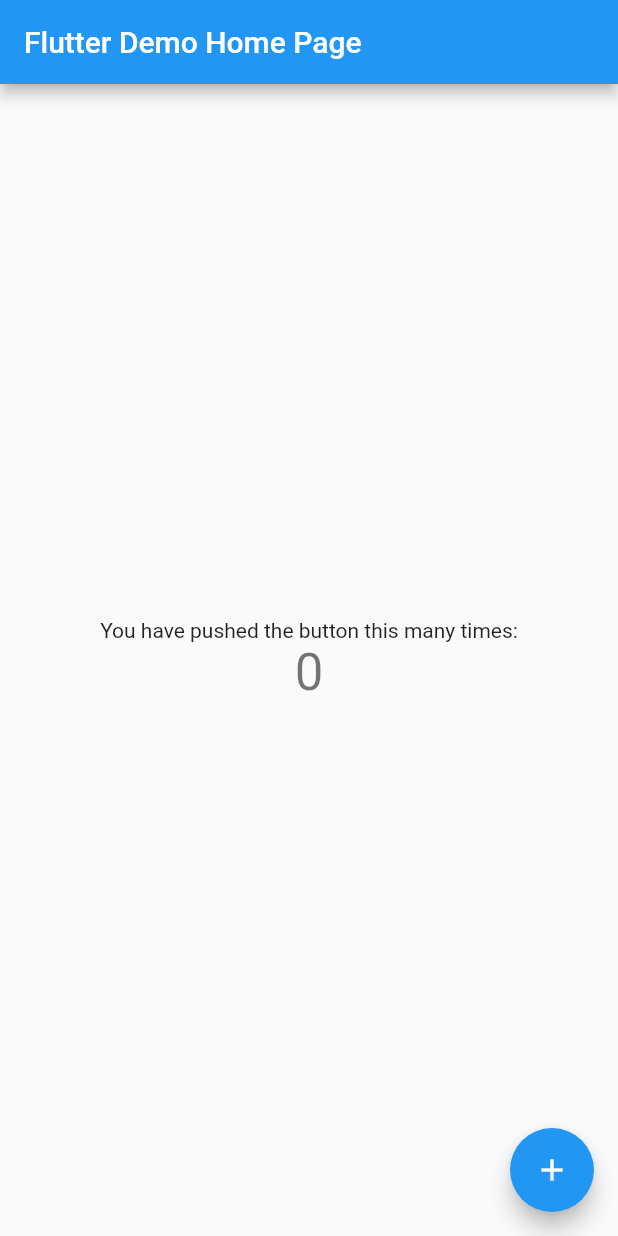
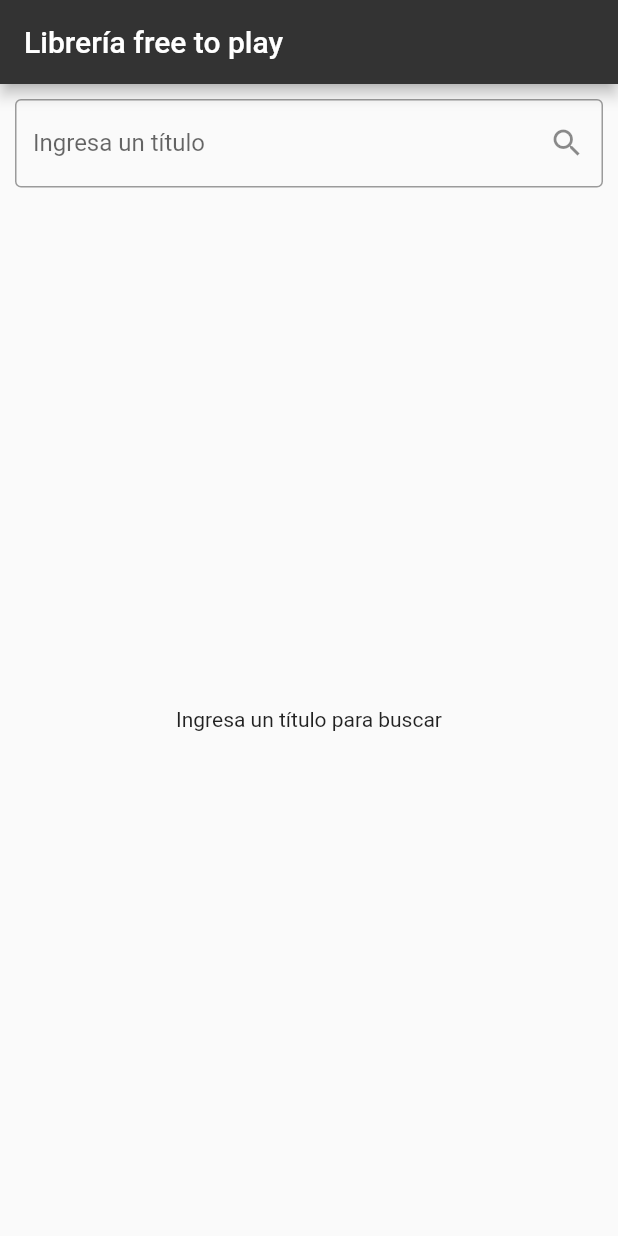
Before and after one commit to rodrigo-zamora/PDM-tarea3, a Flutter app: the screen it shows after launch, on a phone screen of 412 x 824 dp. Run offline on Flutter 3.47's test engine with Material 2 defaults, Android fonts, the phone set to English and light mode, and no system bars; our stand-ins replace bloc, flutter_bloc.

Commit message:
search books

```diff
--- /dev/null
+++ b/lib/home/book_bloc/book_event.dart
@@ -0,0 +1,17 @@
+// ignore_for_file: prefer_const_constructors_in_immutables, override_on_non_overriding_member
+
+part of 'book_bloc.dart';
+
+@immutable
+abstract class BookEvent {
+  const BookEvent();
+
+  @override
+  String get props => '';
+}
+
+class SearchBook extends BookEvent {
+  final String query;
+
+  SearchBook({required this.query});
+}
--- /dev/null
+++ b/lib/home/book_bloc/book_state.dart
@@ -0,0 +1,27 @@
+// ignore_for_file: override_on_non_overriding_member, prefer_const_constructors_in_immutables
+
+part of 'book_bloc.dart';
+
+@immutable
+abstract class BookState {
+  const BookState();
+
+  @override
+  String get props => '';
+}
+
+class BookInitial extends BookState {}
+
+class BookLoading extends BookState {}
+
+class BookLoaded extends BookState {
+  final List<dynamic> books;
+
+  BookLoaded({required this.books});
+}
+
+class BookError extends BookState {
+  final String message;
+
+  BookError({required this.message});
+}
--- /dev/null
+++ b/lib/home/home_page.dart
@@ -0,0 +1,110 @@
+// ignore_for_file: prefer_const_constructors, must_be_immutable, unused_field, non_constant_identifier_names, unused_element, avoid_print
+
+import 'package:book_repository/home/book_bloc/book_bloc.dart';
+import 'package:flutter/material.dart';
+import 'package:flutter_bloc/flutter_bloc.dart';
+
+class HomePage extends StatelessWidget {
+  HomePage({super.key});
+
+  final _searchController = TextEditingController();
+
+  @override
+  Widget build(BuildContext context) {
+    return Scaffold(
+      appBar: AppBar(
+        title: Text('Librería free to play'),
+      ),
+      body: Column(
+        children: [
+          Container(
+            padding: EdgeInsets.all(10),
+            child: TextField(
+              decoration: InputDecoration(
+                border: OutlineInputBorder(),
+                labelText: 'Ingresa un título',
+                suffixIcon: IconButton(
+                  icon: Icon(Icons.search),
+                  onPressed: () {
+                    BlocProvider.of<BookBloc>(context)
+                        .add(SearchBook(query: _searchController.text));
+
+                    // Hide keyboard
+                    FocusScope.of(context).unfocus();
+                  },
+                ),
+              ),
+              controller: _searchController,
+            ),
+          ),
+          _buildBookList(),
+        ],
+      ),
+    );
+  }
+
+  BlocConsumer<BookBloc, BookState> _buildBookList() {
+    return BlocConsumer<BookBloc, BookState>(
+      listener: (context, BookState state) {
+        switch (state.runtimeType) {
+          case BookError:
+            ScaffoldMessenger.of(context).showSnackBar(
+              SnackBar(
+                content: Text((state as BookError).message),
+              ),
+            );
+            break;
+        }
+      },
+      builder: (context, state) {
+        switch (state.runtimeType) {
+          case BookInitial:
+            return Expanded(
+              child: Center(
+                child: Text('Ingresa un título para buscar'),
+              ),
+            );
+          case BookLoading:
+            return Expanded(
+              child: Center(
+                child: CircularProgressIndicator(),
+              ),
+            );
+          case BookLoaded:
+            final books = (state as BookLoaded).books;
+            return Expanded(
+              child: GridView.count(
+                padding: EdgeInsets.all(10),
+                crossAxisCount: 2,
+                children: List.generate(books.length, (index) {
+                  return GestureDetector(
+                    onTap: () {
+                      Navigator.pushNamed(context, '/book_details',
+                          arguments: books[index]);
+                    },
+                    child: Container(
+                      padding: EdgeInsets.all(10),
+                      child: Column(
+                        children: [
+                          Expanded(
+                            child: Image.network(books[index]['image']),
+                          ),
+                          Text(books[index]['title']),
+                        ],
+                      ),
+                    ),
+                  );
+                }),
+              ),
+            );
+          default:
+            return Expanded(
+              child: Center(
+                child: Text('Ingresa un título para buscar'),
+              ),
+            );
+        }
+      },
+    );
+  }
+}
--- a/lib/main.dart
+++ b/lib/main.dart
@@ -1,115 +1,32 @@
+// ignore_for_file: prefer_const_constructors
+
+import 'package:book_repository/home/book_bloc/book_bloc.dart';
+import 'package:book_repository/home/home_page.dart';
 import 'package:flutter/material.dart';
+import 'package:flutter_bloc/flutter_bloc.dart';
 
-void main() {
-  runApp(const MyApp());
-}
+import 'home/book_details.dart';
+
+void main() => runApp(BlocProvider(
+      create: (context) => BookBloc(),
+      child: const MyApp(),
+    ));
 
 class MyApp extends StatelessWidget {
   const MyApp({super.key});
 
-  // This widget is the root of your application.
   @override
   Widget build(BuildContext context) {
     return MaterialApp(
-      title: 'Flutter Demo',
       theme: ThemeData(
-        // This is the theme of your application.
-        //
-        // Try running your application with "flutter run". You'll see the
-        // application has a blue toolbar. Then, without quitting the app, try
-        // changing the primarySwatch below to Colors.green and then invoke
-        // "hot reload" (press "r" in the console where you ran "flutter run",
-        // or simply save your changes to "hot reload" in a Flutter IDE).
-        // Notice that the counter didn't reset back to zero; the application
-        // is not restarted.
-        primarySwatch: Colors.blue,
+        colorScheme: ColorScheme.fromSwatch().copyWith(
+          primary: Color.fromARGB(255, 51, 51, 51),
+        ),
       ),
-      home: const MyHomePage(title: 'Flutter Demo Home Page'),
+      home: HomePage(),
+      routes: {
+        '/book_details': (context) => const BookDetails(),
+      },
     );
   }
 }
-
-class MyHomePage extends StatefulWidget {
-  const MyHomePage({super.key, required this.title});
-
-  // This widget is the home page of your application. It is stateful, meaning
-  // that it has a State object (defined below) that contains fields that affect
-  // how it looks.
-
-  // This class is the configuration for the state. It holds the values (in this
-  // case the title) provided by the parent (in this case the App widget) and
-  // used by the build method of the State. Fields in a Widget subclass are
-  // always marked "final".
-
-  final String title;
-
-  @override
-  State<MyHomePage> createState() => _MyHomePageState();
-}
-
-class _MyHomePageState extends State<MyHomePage> {
-  int _counter = 0;
-
-  void _incrementCounter() {
-    setState(() {
-      // This call to setState tells the Flutter framework that something has
-      // changed in this State, which causes it to rerun the build method below
-      // so that the display can reflect the updated values. If we changed
-      // _counter without calling setState(), then the build method would not be
-      // called again, and so nothing would appear to happen.
-      _counter++;
-    });
-  }
-
-  @override
-  Widget build(BuildContext context) {
-    // This method is rerun every time setState is called, for instance as done
-    // by the _incrementCounter method above.
-    //
-    // The Flutter framework has been optimized to make rerunning build methods
-    // fast, so that you can just rebuild anything that needs updating rather
-    // than having to individually change instances of widgets.
-    return Scaffold(
-      appBar: AppBar(
-        // Here we take the value from the MyHomePage object that was created by
-        // the App.build method, and use it to set our appbar title.
-        title: Text(widget.title),
-      ),
-      body: Center(
-        // Center is a layout widget. It takes a single child and positions it
-        // in the middle of the parent.
-        child: Column(
-          // Column is also a layout widget. It takes a list of children and
-          // arranges them vertically. By default, it sizes itself to fit its
-          // children horizontally, and tries to be as tall as its parent.
-          //
-          // Invoke "debug painting" (press "p" in the console, choose the
-          // "Toggle Debug Paint" action from the Flutter Inspector in Android
-          // Studio, or the "Toggle Debug Paint" command in Visual Studio Code)
-          // to see the wireframe for each widget.
-          //
-          // Column has various properties to control how it sizes itself and
-          // how it positions its children. Here we use mainAxisAlignment to
-          // center the children vertically; the main axis here is the vertical
-          // axis because Columns are vertical (the cross axis would be
-          // horizontal).
-          mainAxisAlignment: MainAxisAlignment.center,
-          children: <Widget>[
-            const Text(
-              'You have pushed the button this many times:',
-            ),
-            Text(
-              '$_counter',
-              style: Theme.of(context).textTheme.headline4,
-            ),
-          ],
-        ),
-      ),
-      floatingActionButton: FloatingActionButton(
-        onPressed: _incrementCounter,
-        tooltip: 'Increment',
-        child: const Icon(Icons.add),
-      ), // This trailing comma makes auto-formatting nicer for build methods.
-    );
-  }
-}
--- a/pubspec.yaml
+++ b/pubspec.yaml
@@ -36,6 +36,9 @@ dependencies:
   # The following adds the Cupertino Icons font to your application.
   # Use with the CupertinoIcons class for iOS style icons.
   cupertino_icons: ^1.0.2
+  bloc: ^8.1.0
+  flutter_bloc: ^8.1.1
+  http: ^0.13.5
 
 dev_dependencies:
   flutter_test:
```
Also changed, not shown: lib/home/book_bloc/book_bloc.dart (added, +51 -0 lines), lib/home/book_details.dart (added, +17 -0 lines), pubspec.lock.
